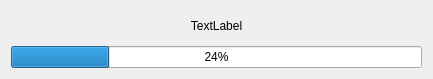
First picture: the form in staj-projeleri/puding/qt4/ui/qtProgressBar.ui, repository pars-linux/uludag, before the edit.
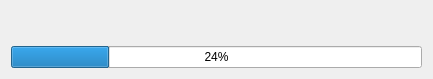
Second picture: the form after the edit. Icons and pictures are not drawn.

```diff
--- a/staj-projeleri/puding/qt4/ui/qtProgressBar.ui
+++ b/staj-projeleri/puding/qt4/ui/qtProgressBar.ui
@@ -33,7 +33,7 @@
       </size>
      </property>
      <property name="text">
-      <string>TextLabel</string>
+      <string/>
      </property>
      <property name="alignment">
       <set>Qt::AlignCenter</set>
```
